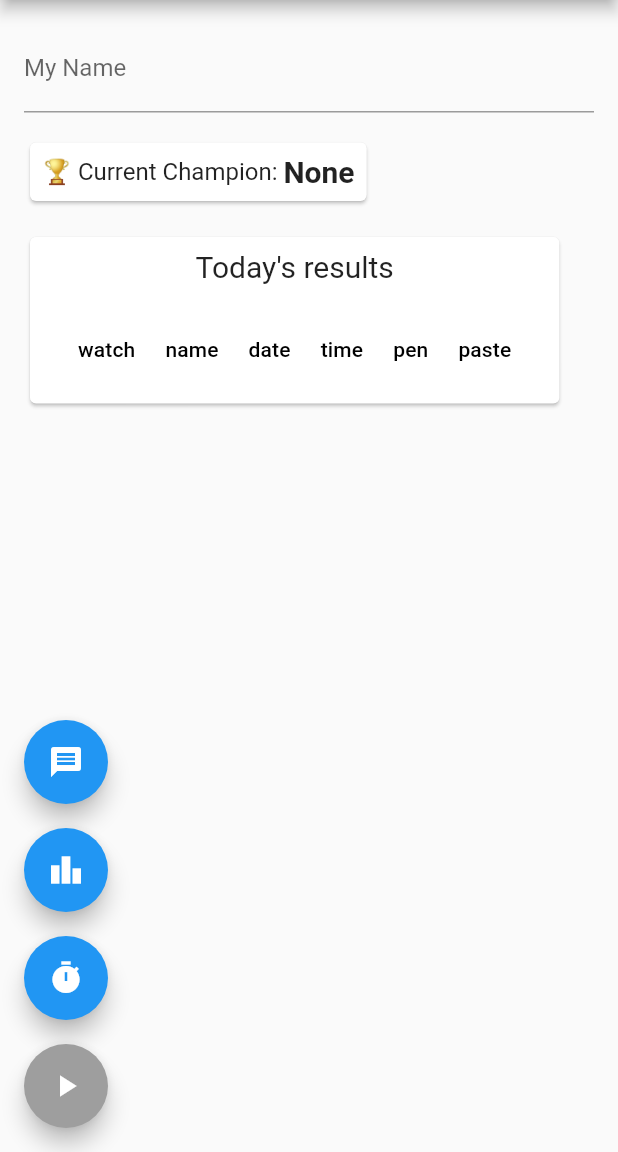
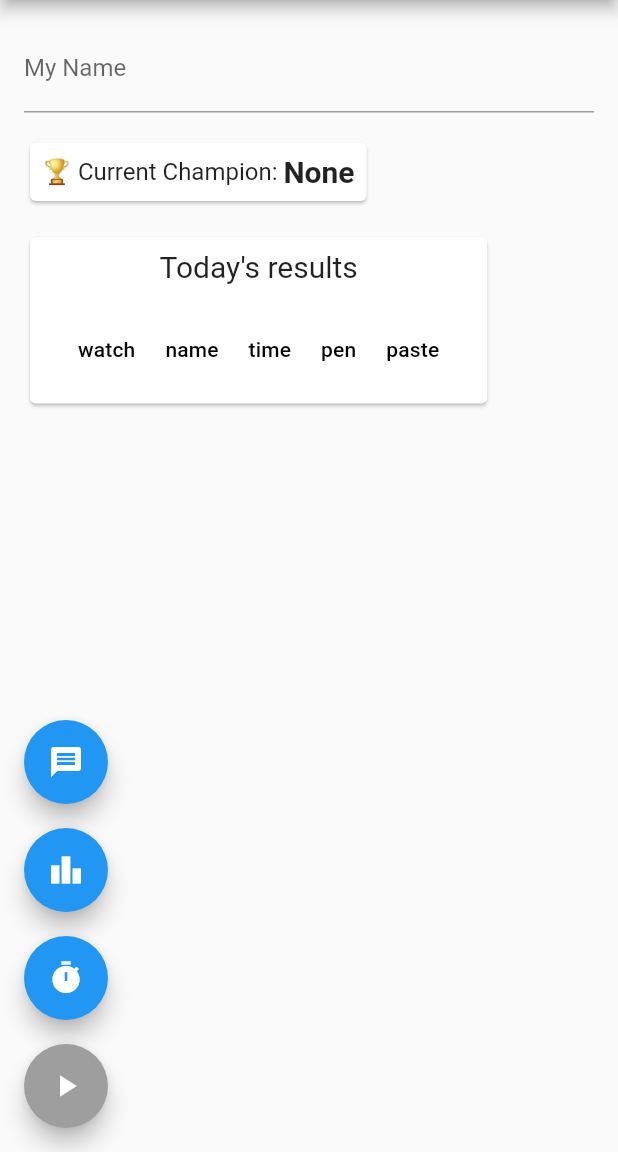
Before and after one commit to jackdreilly/reidle-flutter, a Flutter app: the screen it shows after launch, on a phone screen of 412 x 824 dp, the part 84-1236 px from its top. Run offline on Flutter 3.47's test engine with Material 2 defaults, Android fonts, the light colour scheme and no system bars; our stand-ins replace cloud_firestore, firebase_analytics, firebase_auth, firebase_core, freezed_annotation, google_fonts; accounts and stored records are empty; network calls fail; statements that could not run were skipped; project files that could hold a hidden picture were left out.

Commit message:
no date on front

```diff
--- a/lib/main.dart
+++ b/lib/main.dart
@@ -757,7 +757,7 @@ class HistoryDataTable extends StatelessWidget {
         columns: [
           'watch',
           'name',
-          'date',
+          if (!byTime) 'date',
           'time',
           'pen',
           'paste',
@@ -793,6 +793,7 @@ class HistoryDataTable extends StatelessWidget {
                                     builder: (context) => PlaybackPage(submission: e.submission)))),
                     DataCell(
                         Text(e.submission.name.substring(0, min(e.submission.name.length, 7)))),
+                    if (!byTime)
                       DataCell(Text(e.submission.submissionTime.dateString,
                           style: TextStyle(
                               fontWeight: e.submission.submissionTime.dateString ==
```
Lines whose indentation alone changed are shown as unchanged.
